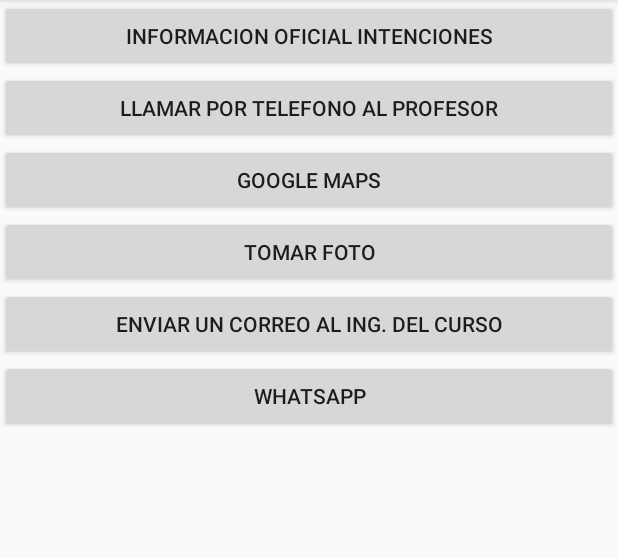
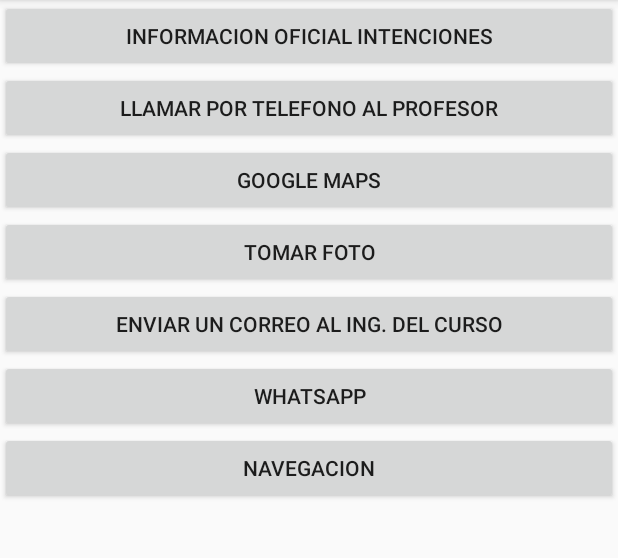
Before and after one commit to WCNosliwsys/MiParte2Noche, an Android app: the Intenciones screen opened directly, with no data from a screen before it, on a phone screen of 412 x 824 dp, the part 84-642 px from its top. Run offline under Robolectric (Android 15) with nearby library versions, the phone set to English and light mode, and no system bars.

Commit message:
Estructura completa del alertdialog, y navegacion apuntando a waze o a maps

```diff
--- a/app/src/main/res/layout/activity_intenciones.xml
+++ b/app/src/main/res/layout/activity_intenciones.xml
@@ -36,4 +36,9 @@
         android:layout_height="wrap_content"
         android:onClick="whatsapp"
         android:text="Whatsapp" />
+    <Button
+        android:layout_width="match_parent"
+        android:layout_height="wrap_content"
+        android:onClick="navegacion"
+        android:text="Navegacion" />
 </LinearLayout>
```
Also changed, not shown: app/src/main/java/com/ingwilson/miparte2noche/Intenciones.java (+44 -0 lines).
